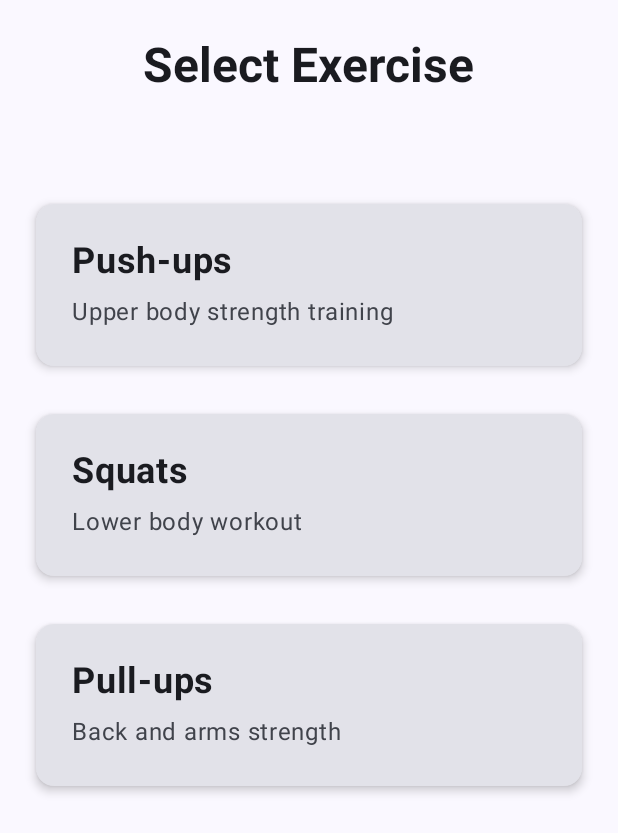
After one commit to grloper/OmniPose-Fit, an Android app built with Jetpack Compose: the composable ExerciseSelectionScreen shown on its own in the app's theme, on a phone screen of 412 x 824 dp. The commit adds this screen. Shown: the top 833 px of the screen. Run offline under Robolectric (Android 15) with nearby library versions, the phone set to English and light mode, and no system bars.

Commit message:
better UI simple code

```diff
--- /dev/null
+++ b/app/src/main/java/com/grloepr/pushtrack/ui/screen/ExerciseSelectionScreen.kt
@@ -0,0 +1,84 @@
+package com.grloepr.pushtrack.ui.screen
+
+import androidx.compose.foundation.clickable
+import androidx.compose.foundation.layout.*
+import androidx.compose.material3.*
+import androidx.compose.runtime.Composable
+import androidx.compose.ui.Alignment
+import androidx.compose.ui.Modifier
+import androidx.compose.ui.text.font.FontWeight
+import androidx.compose.ui.unit.dp
+import androidx.compose.ui.unit.sp
+import com.grloepr.pushtrack.exercise.ExerciseType
+
+@Composable
+fun ExerciseSelectionScreen(
+    onExerciseSelected: (ExerciseType) -> Unit,
+    onBack: () -> Unit
+) {
+    Column(
+        modifier = Modifier
+            .fillMaxSize()
+            .padding(24.dp),
+        horizontalAlignment = Alignment.CenterHorizontally,
+        verticalArrangement = Arrangement.spacedBy(16.dp)
+    ) {
+        Text(
+            text = "Select Exercise",
+            fontSize = 32.sp,
+            fontWeight = FontWeight.Bold,
+            style = MaterialTheme.typography.headlineLarge
+        )
+
+        Spacer(modifier = Modifier.height(32.dp))
+
+        ExerciseCard(
+            title = "Push-ups",
+            description = "Upper body strength training",
+            onClick = { onExerciseSelected(ExerciseType.PUSHUP) }
+        )
+
+        ExerciseCard(
+            title = "Squats",
+            description = "Lower body workout",
+            onClick = { onExerciseSelected(ExerciseType.SQUAT) }
+        )
+
+        ExerciseCard(
+            title = "Pull-ups",
+            description = "Back and arms strength",
+            onClick = { onExerciseSelected(ExerciseType.PULLUP) }
+        )
+    }
+}
+
+@Composable
+fun ExerciseCard(
+    title: String,
+    description: String,
+    onClick: () -> Unit
+) {
+    Card(
+        modifier = Modifier
+            .fillMaxWidth()
+            .clickable { onClick() }
+            .padding(vertical = 8.dp),
+        elevation = CardDefaults.cardElevation(defaultElevation = 4.dp)
+    ) {
+        Column(
+            modifier = Modifier.padding(24.dp)
+        ) {
+            Text(
+                text = title,
+                fontSize = 24.sp,
+                fontWeight = FontWeight.Bold
+            )
+            Spacer(modifier = Modifier.height(8.dp))
+            Text(
+                text = description,
+                fontSize = 16.sp,
+                color = MaterialTheme.colorScheme.onSurfaceVariant
+            )
+        }
+    }
+}
```
Also changed, not shown: app/src/main/java/com/grloepr/pushtrack/exercise/ExerciseAnalyzer.kt (added, +194 -0 lines), app/src/main/java/com/grloepr/pushtrack/exercise/ExerciseState.kt (added, +11 -0 lines), app/src/main/java/com/grloepr/pushtrack/exercise/ExerciseType.kt (added, +10 -0 lines), app/src/main/java/com/grloepr/pushtrack/ui/screen/PushUpCameraScreen.kt (+130 -10 lines), 1 other file.
